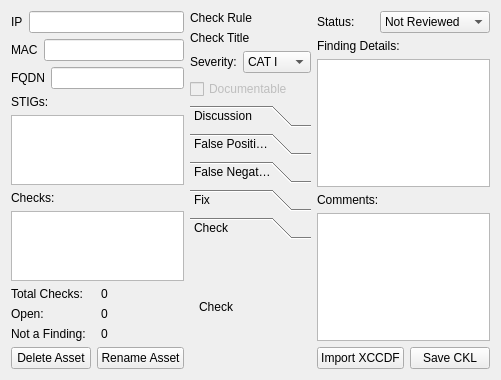
Before: the Qt Designer form src/assetview.ui in squinky86/STIGQter, drawn with Qt 5.
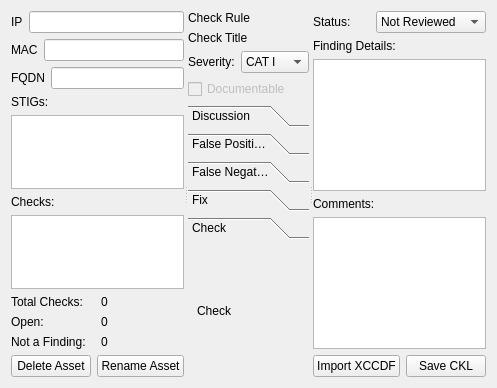
After: the same form once the commit is applied.

Commit message: Allow user modification of Asset column widths (fixes #19); install to correct destination directory in Gentoo Linux (fixes #21).

Patch:
```diff
--- a/src/assetview.ui
+++ b/src/assetview.ui
@@ -6,15 +6,20 @@
    <rect>
     <x>0</x>
     <y>0</y>
-    <width>400</width>
-    <height>353</height>
+    <width>466</width>
+    <height>388</height>
    </rect>
   </property>
   <property name="windowTitle">
    <string>Form</string>
   </property>
-  <layout class="QHBoxLayout" name="horizontalLayout_6" stretch="1,3,2">
-   <item>
+  <layout class="QGridLayout" name="gridLayout">
+   <item row="0" column="0">
+    <widget class="QSplitter" name="splitter">
+     <property name="orientation">
+      <enum>Qt::Horizontal</enum>
+     </property>
+     <widget class="QWidget" name="">
     <layout class="QVBoxLayout" name="col1">
      <item>
       <layout class="QHBoxLayout" name="horizontalLayout_10">
@@ -162,8 +167,8 @@
       </layout>
      </item>
     </layout>
-   </item>
-   <item>
+     </widget>
+     <widget class="QWidget" name="">
     <layout class="QVBoxLayout" name="col2">
      <item>
       <widget class="QLabel" name="lblCheckRule">
@@ -338,7 +343,7 @@
           <x>0</x>
           <y>0</y>
           <width>113</width>
-          <height>109</height>
+            <height>144</height>
          </rect>
         </property>
         <attribute name="label">
@@ -360,8 +365,8 @@
       </widget>
      </item>
     </layout>
-   </item>
-   <item>
+     </widget>
+     <widget class="QWidget" name="">
     <layout class="QVBoxLayout" name="col3">
      <item>
       <layout class="QHBoxLayout" name="horizontalLayout_5">
@@ -437,6 +442,8 @@
       </layout>
      </item>
     </layout>
+     </widget>
+    </widget>
    </item>
   </layout>
  </widget>
```
Left out of the diff: 8 changed lines with no effect on the pictures. Lines whose indentation alone changed are shown as unchanged. The commit also changes 5 other files.
